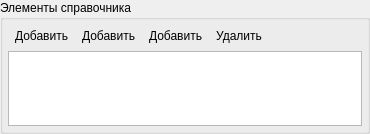
Before: the Qt Designer form src/plugins/modeleride/refitemwidget.ui in rdnvndr/raindrop, drawn with Qt 5.
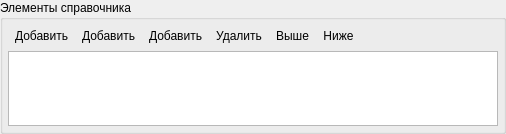
After: the same form once the commit is applied. Icons and pictures are not drawn.

Commit message: Добавлено перемещение элементов справлчника

Diff of the .ui file:
```diff
--- a/src/plugins/modeleride/refitemwidget.ui
+++ b/src/plugins/modeleride/refitemwidget.ui
@@ -6,7 +6,7 @@
    <rect>
     <x>0</x>
     <y>0</y>
-    <width>370</width>
+    <width>506</width>
     <height>134</height>
    </rect>
   </property>
@@ -141,6 +141,40 @@
           </property>
          </widget>
         </item>
+        <item>
+         <widget class="QToolButton" name="toolButtonUp">
+          <property name="text">
+           <string>Выше</string>
+          </property>
+          <property name="icon">
+           <iconset resource="modeleride.qrc">
+            <normaloff>:/up</normaloff>:/up</iconset>
+          </property>
+          <property name="toolButtonStyle">
+           <enum>Qt::ToolButtonTextBesideIcon</enum>
+          </property>
+          <property name="autoRaise">
+           <bool>true</bool>
+          </property>
+         </widget>
+        </item>
+        <item>
+         <widget class="QToolButton" name="toolButtonDown">
+          <property name="text">
+           <string>Ниже</string>
+          </property>
+          <property name="icon">
+           <iconset resource="modeleride.qrc">
+            <normaloff>:/down</normaloff>:/down</iconset>
+          </property>
+          <property name="toolButtonStyle">
+           <enum>Qt::ToolButtonTextBesideIcon</enum>
+          </property>
+          <property name="autoRaise">
+           <bool>true</bool>
+          </property>
+         </widget>
+        </item>
         <item>
          <spacer name="horizontalSpacerListTool">
           <property name="orientation">
```
The commit also changes 1 other file.
